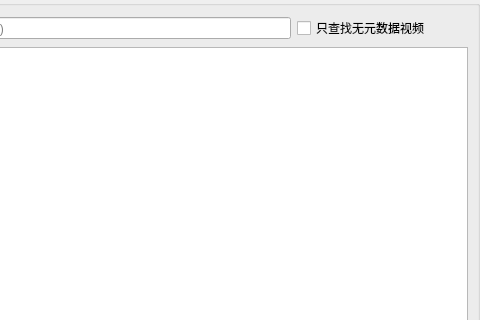
This is ui/main_window.ui in newlifes01/Synology_VideoStation_Master as Qt 5 draws it before an edit; both pictures show x 482 to 962 and y 0 to 320 of the 962 by 851 pixel window. The edited form follows.
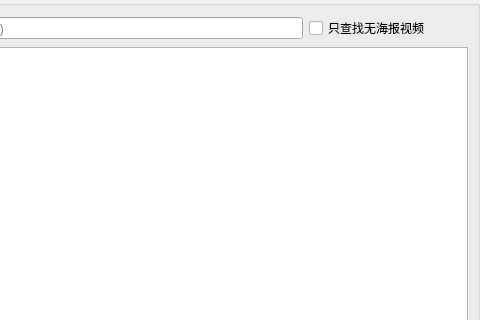
This is the edited form. Icons and pictures are not drawn. Custom widgets are drawn as their Qt base class.

```diff
--- a/ui/main_window.ui
+++ b/ui/main_window.ui
@@ -92,7 +92,7 @@
         <item row="0" column="4">
          <widget class="QCheckBox" name="chk_only_nil">
           <property name="text">
-           <string>只查找无元数据视频</string>
+           <string>只查找无海报视频</string>
           </property>
          </widget>
         </item>
```
